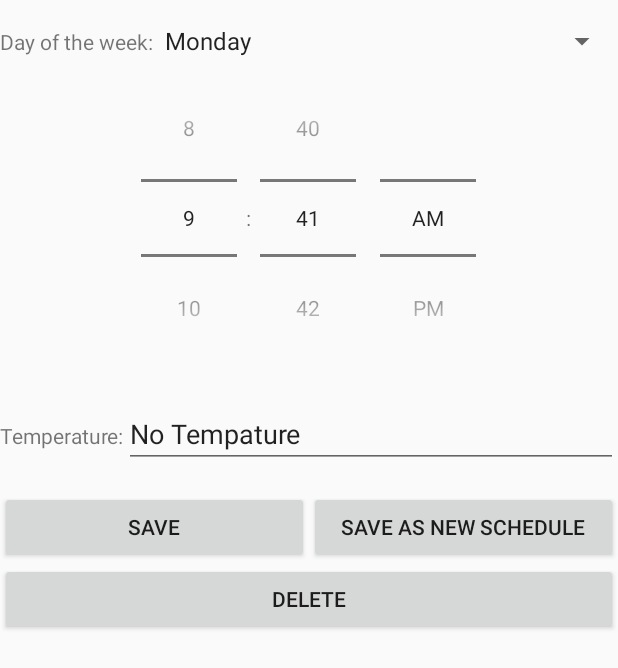
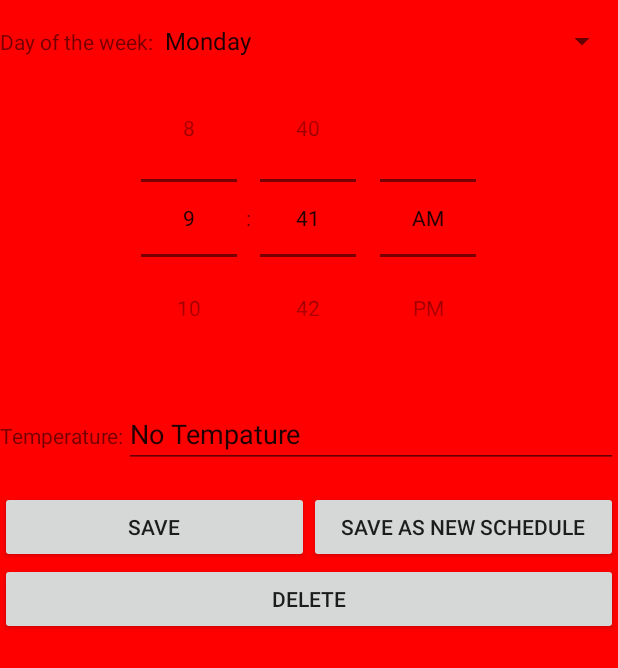
Before and after one commit to Chou0117/AndroidFinalProjectV3, an Android app: the fragment ThermostatFragment shown on its own in the app's theme, on a phone screen of 412 x 824 dp. Shown: the top 668 px of the screen. Run offline under Robolectric (Android 15) with nearby library versions, the phone set to English and light mode, and no system bars; 2 statements that could not run were skipped.

Commit message:
20180104 Cameron Sucks!

```diff
--- a/app/src/main/res/layout/thermostat_fragment.xml
+++ b/app/src/main/res/layout/thermostat_fragment.xml
@@ -1,7 +1,8 @@
 <?xml version="1.0" encoding="utf-8"?>
 <LinearLayout xmlns:android="http://schemas.android.com/apk/res/android"
     android:orientation="vertical" android:layout_width="match_parent"
-    android:layout_height="match_parent">
+    android:layout_height="match_parent"
+    android:background="#FF0000">
 
     <LinearLayout
         android:layout_width="match_parent"
```
